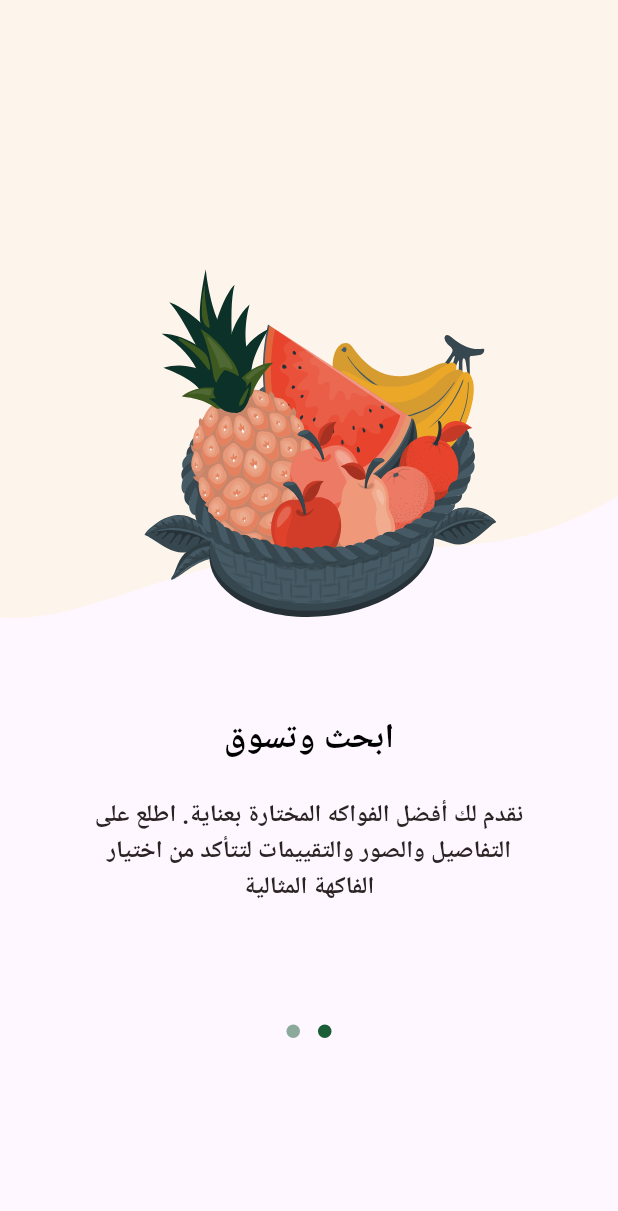
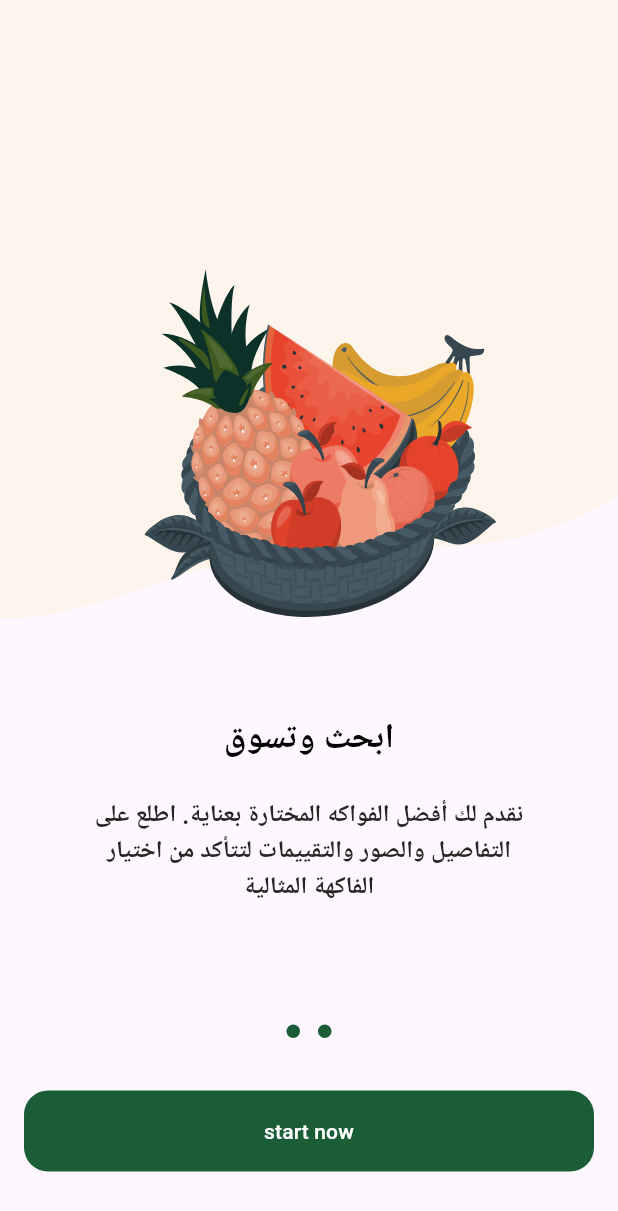
Before and after one commit to Riyam224/fruit-hub-app-, a Flutter app: the screen it shows after launch, swiped to page 2, on a phone screen of 412 x 824 dp. Shown: the top 1211 px of the screen. Run offline on Flutter 3.47's test engine with Material 3 defaults, Android fonts, the phone set to English and light mode, and no system bars; drawn by our look-alikes of dots_indicator; our stand-ins replace flutter_svg; Roboto replaces fonts that are missing (Cairo).

```diff
--- a/lib/core/helper_functions/on_generate_route.dart
+++ b/lib/core/helper_functions/on_generate_route.dart
@@ -1,4 +1,5 @@
 import 'package:flutter/material.dart';
+import 'package:fruit/features/auth/presentation/views/login_view.dart';
 import 'package:fruit/features/on_boarding/presentation/views/on_boarding_view.dart';
 import 'package:fruit/features/splash/presentation/views/splash_view.dart';
 
@@ -10,6 +11,8 @@ Route<dynamic> onGenerateRoute(RouteSettings settings) {
     case OnBoardingView.routeName:
       return MaterialPageRoute(builder: (context) => const OnBoardingView());
 
+    case LoginView.routeName:
+      return MaterialPageRoute(builder: (context) => const LoginView());
     default:
       return MaterialPageRoute(builder: (context) => const Scaffold());
   }
--- a/lib/features/on_boarding/presentation/views/widgets/on_boarding_view_body.dart
+++ b/lib/features/on_boarding/presentation/views/widgets/on_boarding_view_body.dart
@@ -4,6 +4,7 @@ import 'package:flutter/material.dart';
 import 'package:fruit/constants.dart';
 import 'package:fruit/core/utils/app_color.dart';
 import 'package:fruit/core/widgets/custom_buttom.dart';
+import 'package:fruit/features/auth/presentation/views/login_view.dart';
 
 import 'on_boarding_page_view.dart';
 import 'package:dots_indicator/dots_indicator.dart';
@@ -23,14 +24,12 @@ class _OnBoardingViewBodyState extends State<OnBoardingViewBody> {
   void initState() {
     pageController = PageController();
     pageController.addListener(() {
-
       currentPage = pageController.page!.round();
-      setState(() {
-
-      });
-    })
+      setState(() {});
+    });
     super.initState();
   }
+
   @override
   void dispose() {
     pageController.dispose();
@@ -41,7 +40,7 @@ class _OnBoardingViewBodyState extends State<OnBoardingViewBody> {
   Widget build(BuildContext context) {
     return Column(
       children: [
-         Expanded(
+        Expanded(
           child: OnBoardingPageView(
             pageController: pageController,
           ),
@@ -50,13 +49,12 @@ class _OnBoardingViewBodyState extends State<OnBoardingViewBody> {
           dotsCount: 2,
           decorator: DotsDecorator(
             activeColor: AppColors.primaryColor,
-            color:
-            currentPage == 1 ? AppColors.primaryColor :
-
-             AppColors.primaryColor.withOpacity(0.5),
+            color: currentPage == 1
+                ? AppColors.primaryColor
+                : AppColors.primaryColor.withOpacity(0.5),
           ),
         ),
-      const   SizedBox(
+        const SizedBox(
           height: 29,
         ),
         Visibility(
@@ -68,7 +66,11 @@ class _OnBoardingViewBodyState extends State<OnBoardingViewBody> {
             padding: const EdgeInsets.symmetric(
               horizontal: kHorizontalPadding,
             ),
-            child: CustomButtom(onPressed: () {}, text: 'start now'),
+            child: CustomButtom(
+                onPressed: () {
+                  Navigator.pushReplacementNamed(context, LoginView.routeName);
+                },
+                text: 'start now'),
           ),
         ),
         const SizedBox(
--- a/lib/features/on_boarding/presentation/views/widgets/page_view_item.dart
+++ b/lib/features/on_boarding/presentation/views/widgets/page_view_item.dart
@@ -4,6 +4,7 @@ import 'package:flutter/material.dart';
 import 'package:flutter_svg/flutter_svg.dart';
 import 'package:fruit/core/utils/app_images.dart';
 import 'package:fruit/core/utils/app_text_styles.dart';
+import 'package:fruit/features/auth/presentation/views/login_view.dart';
 
 class PageViewItem extends StatelessWidget {
   const PageViewItem(
@@ -44,12 +45,20 @@ class PageViewItem extends StatelessWidget {
               ),
               Visibility(
                 visible: isVisible,
-                child: Padding(
-                  padding: const EdgeInsets.all(16.0),
-                  child: Text(
-                    'تخط',
-                    style: TextStyles.regular13.copyWith(
-                      color: Color.fromARGB(255, 123, 108, 108),
+                child: GestureDetector(
+                  child: Padding(
+                    padding: EdgeInsets.all(16.0),
+                    child: GestureDetector(
+                      onTap: () {
+                        Navigator.pushReplacementNamed(
+                            context, LoginView.routeName);
+                      },
+                      child: Text(
+                        'تخط',
+                        style: TextStyles.regular13.copyWith(
+                          color: Color.fromARGB(255, 123, 108, 108),
+                        ),
+                      ),
                     ),
                   ),
                 ),
```
Also changed, not shown: lib/features/auth/presentation/views/login_view.dart (added, +11 -0 lines).
